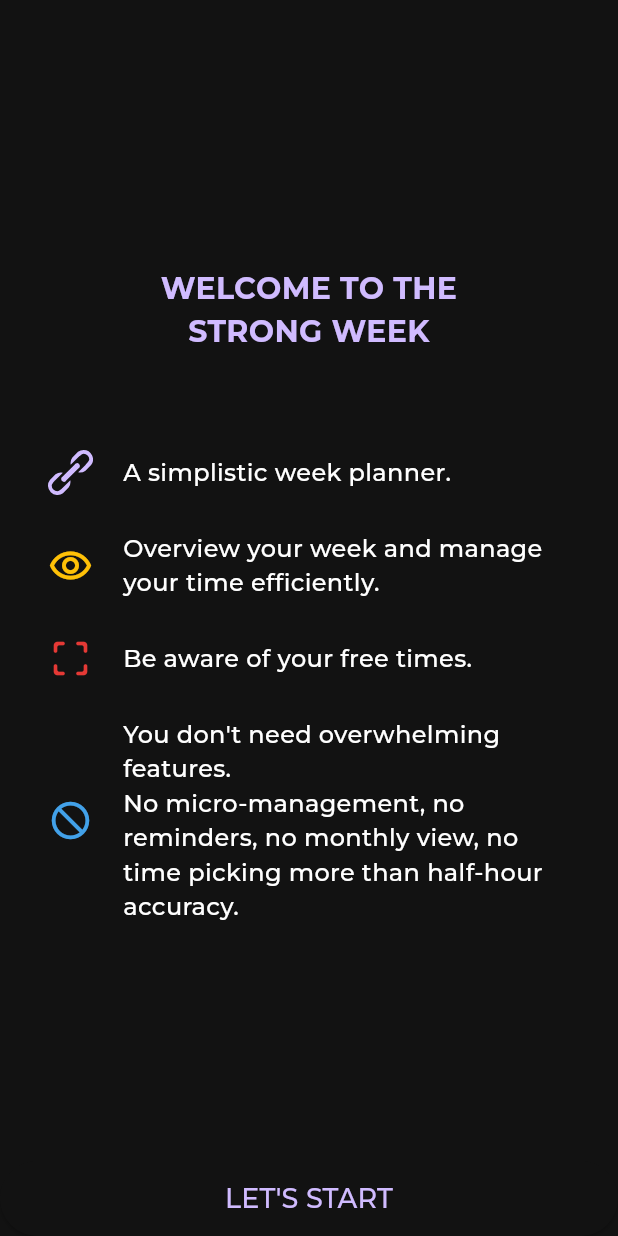
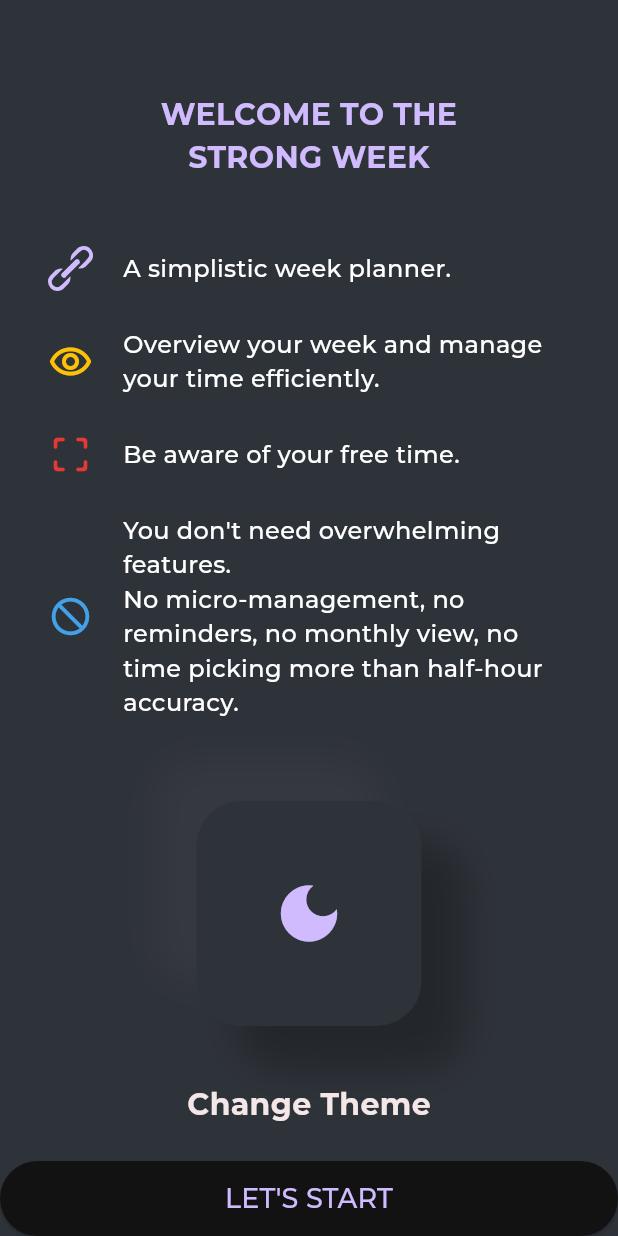
Before and after one commit to batuhanozcan1605/weekplanner, a Flutter app: the screen it shows after launch, on a phone screen of 412 x 824 dp. Run offline on Flutter 3.47's test engine with Material 3 defaults, Android fonts, the phone set to English and light mode, and no system bars; our stand-ins replace flutter_inset_box_shadow, flutter_svg, page_view_dot_indicator, popover, shared_preferences, sqflite and 1 more; missing offline and left inert: interval_time_picker; accounts and stored records are empty; project files that could hold a hidden picture were left out.

Commit message:
persistent theme

```diff
--- a/lib/screens/onboarding_screen.dart
+++ b/lib/screens/onboarding_screen.dart
@@ -1,6 +1,11 @@
-import 'package:flutter/material.dart';
 import 'package:flutter_svg/flutter_svg.dart';
+import 'package:provider/provider.dart';
 import 'package:weekplanner/main.dart';
+import 'package:flutter/material.dart' hide BoxDecoration, BoxShadow;
+import 'package:flutter_inset_box_shadow/flutter_inset_box_shadow.dart';
+import 'package:weekplanner/theme/theme.dart';
+
+import '../theme/theme_provider.dart';
 
 class OnBoardingScreen extends StatefulWidget {
   const OnBoardingScreen({super.key});
@@ -10,7 +15,7 @@ class OnBoardingScreen extends StatefulWidget {
 }
 
 class _OnBoardingScreenState extends State<OnBoardingScreen> {
-
+  bool isPressed = false;
   double opacity = 0.0;
 
   @override
@@ -26,32 +31,38 @@ class _OnBoardingScreenState extends State<OnBoardingScreen> {
 
   @override
   Widget build(BuildContext context) {
+    final themeProvider = Provider.of<ThemeProvider>(context, listen: false);
+    ColorScheme colorScheme = Theme.of(context).colorScheme;
+    Offset distance = isPressed ? Offset(10, 10) : Offset(28, 28);
+    double blur = 20.0;
+
     return Scaffold(
-      body: Padding(
+      backgroundColor: themeProvider.themeData == darkTheme
+          ? Color(0xFF2E3239)
+          : Color(0xFFF3E7E7),
+      body: SingleChildScrollView(
+        child: Padding(
           padding: const EdgeInsets.all(32.0),
-        child: Center(
           child: AnimatedOpacity(
             duration: const Duration(milliseconds: 500),
             opacity: opacity,
             child: Column(
-              mainAxisAlignment: MainAxisAlignment.center,
+              mainAxisAlignment: MainAxisAlignment.start,
               children: [
-                const Padding(
-                  padding: EdgeInsets.only(top: 20.0),
-                  child: Center(
+                Padding(
+                  padding: EdgeInsets.only(top: 30.0),
                   child: Text(
                     "WELCOME TO THE\nSTRONG WEEK",
                     textAlign: TextAlign.center,
                     style: TextStyle(
-                          color: Color(0xFFD0BBFF),
+                        color: colorScheme.primary,
                         fontFamily: 'Montserrat',
                         fontSize: 20,
                         fontWeight: FontWeight.bold),
                   ),
                 ),
-                ),
                 Padding(
-                  padding: const EdgeInsets.only(top: 64.0),
+                  padding: const EdgeInsets.only(top: 44.0),
                   child: Row(
                     children: [
                       SvgPicture.asset(
@@ -59,20 +70,13 @@ class _OnBoardingScreenState extends State<OnBoardingScreen> {
                         height: 30,
                         width: 30,
                       ),
-                      const SizedBox(width: 20,),
-                      const Text('A simplistic week planner.', style: TextStyle(fontFamily: 'Montserrat', fontSize: 16),),
-                    ],
+                      const SizedBox(
+                        width: 20,
                       ),
-                ),
-                const Padding(
-                  padding: EdgeInsets.only(top: 24.0),
-                  child: Row(
-                    children: [
-                      Icon(Icons.remove_red_eye_outlined, color: Color(0xFFFFC107), size: 30,),
-                      SizedBox(width: 20,),
-                      Flexible(
-                          child: Text('Overview your week and manage your time efficiently.',
-                            style: TextStyle(fontFamily: 'Montserrat', fontSize: 16),)
+                      const Text(
+                        'A simplistic week planner.',
+                        style:
+                            TextStyle(fontFamily: 'Montserrat', fontSize: 16),
                       ),
                     ],
                   ),
@@ -81,12 +85,20 @@ class _OnBoardingScreenState extends State<OnBoardingScreen> {
                   padding: EdgeInsets.only(top: 24.0),
                   child: Row(
                     children: [
-                      Icon(Icons.crop_free_rounded, color: Color(0xFFE53935), size: 30,),
-                      SizedBox(width: 20,),
+                      Icon(
+                        Icons.remove_red_eye_outlined,
+                        color: Color(0xFFFFC107),
+                        size: 30,
+                      ),
+                      SizedBox(
+                        width: 20,
+                      ),
                       Flexible(
-                          child: Text('Be aware of your free times.',
-                            style: TextStyle(fontFamily: 'Montserrat', fontSize: 16),)
-                      ),
+                          child: Text(
+                        'Overview your week and manage your time efficiently.',
+                        style:
+                            TextStyle(fontFamily: 'Montserrat', fontSize: 16),
+                      )),
                     ],
                   ),
                 ),
@@ -94,13 +106,108 @@ class _OnBoardingScreenState extends State<OnBoardingScreen> {
                   padding: EdgeInsets.only(top: 24.0),
                   child: Row(
                     children: [
-                      Icon(Icons.not_interested_outlined, color: Color(0xFF42A1E9), size: 30,),
-                      SizedBox(width: 20,),
+                      Icon(
+                        Icons.crop_free_rounded,
+                        color: Color(0xFFE53935),
+                        size: 30,
+                      ),
+                      SizedBox(
+                        width: 20,
+                      ),
                       Flexible(
-                          child: Text("You don't need overwhelming features. \nNo micro-management, no reminders, no monthly view, no time picking more than half-hour accuracy.",
-                            style: TextStyle(fontFamily: 'Montserrat', fontSize: 16),)
+                          child: Text(
+                        'Be aware of your free time.',
+                        style:
+                            TextStyle(fontFamily: 'Montserrat', fontSize: 16),
+                      )),
+                    ],
                   ),
+                ),
+                const Padding(
+                  padding: EdgeInsets.only(top: 24.0),
+                  child: Row(
+                    children: [
+                      Icon(
+                        Icons.not_interested_outlined,
+                        color: Color(0xFF42A1E9),
+                        size: 30,
+                      ),
+                      SizedBox(
+                        width: 20,
+                      ),
+                      Flexible(
+                          child: Text(
+                        "You don't need overwhelming features. \nNo micro-management, no reminders, no monthly view, no time picking more than half-hour accuracy.",
+                        style:
+                            TextStyle(fontFamily: 'Montserrat', fontSize: 16),
+                      )),
                     ],
+                  ),
+                ),
+                Padding(
+                  padding: const EdgeInsets.only(top: 54.0),
+                  child: Row(
+                    mainAxisAlignment: MainAxisAlignment.center,
+                    children: [
+                      Listener(
+                        onPointerUp: (_) => setState(() {
+                          isPressed = false;
+                          themeProvider.toggleTheme();
+                          //themeProvider.toggleThemeMode();
+                        }),
+                        onPointerDown: (_) => setState(() {
+                          isPressed = true;
+                        }),
+                        child: AnimatedContainer(
+                          decoration: BoxDecoration(
+                              borderRadius: BorderRadius.circular(30),
+                              color: themeProvider.themeData == darkTheme
+                                  ? Color(0xFF2E3239)
+                                  : Color(0xFFF3E7E7),
+                              boxShadow: [
+                                BoxShadow(
+                                  inset: isPressed,
+                                  blurRadius: blur,
+                                  offset: -distance,
+                                  color: themeProvider.themeData == darkTheme
+                                      ? Color(0xFF35393F)
+                                      : Colors.white70,
+                                ),
+                                BoxShadow(
+                                  inset: isPressed,
+                                  blurRadius: blur,
+                                  offset: distance,
+                                  color: themeProvider.themeData == darkTheme
+                                      ? Color(0xFF23262A)
+                                      : Color(0xFFA7A9AF),
+                                ),
+                              ]),
+                          duration: const Duration(milliseconds: 100),
+                          child: SizedBox(
+                            height: 150,
+                            width: 150,
+                            child: Icon(
+                              themeProvider.themeData == darkTheme
+                                  ? Icons.dark_mode
+                                  : Icons.light_mode,
+                              color: colorScheme.primary,
+                              size: 50,
+                            ),
+                          ),
+                        ),
+                      )
+                    ],
+                  ),
+                ),
+                SizedBox(height: 38,),
+                Text(
+                  "Change Theme",
+                  style:
+                  TextStyle(
+                      fontFamily: 'Montserrat',
+                      fontSize: 20,
+                      color: colorScheme.onBackground,
+                      fontWeight: FontWeight.bold
                   ),
                 ),
               ],
@@ -124,3 +231,50 @@ class _OnBoardingScreenState extends State<OnBoardingScreen> {
     );
   }
 }
+
+/*
+Container(
+width: 500.0,
+height: 500.0,
+color: Color(0xff333333),
+alignment: Alignment.center,
+transformAlignment: Alignment.center,
+child: Container(
+color: Color(0xff333333),
+child: Container(
+width: 184,
+height: 184,
+child: Icon(
+Icons.star,
+size: 61,
+color: Colors.amber,
+),
+decoration: BoxDecoration(
+color: Color(0xff333333),
+borderRadius: BorderRadius.circular(33),
+gradient: LinearGradient(
+begin: Alignment.topLeft,
+end: Alignment.bottomRight,
+colors: [
+Color(0xff333333),
+Color(0xff333333),
+],
+),
+boxShadow: [
+BoxShadow(
+color: Color(0xff4a4a4a),
+offset: Offset(-12.8, -12.8),
+blurRadius: 19,
+spreadRadius: 0.0,
+),
+BoxShadow(
+color: Color(0xff1c1c1c),
+offset: Offset(12.8, 12.8),
+blurRadius: 19,
+spreadRadius: 0.0,
+),
+],
+),
+),
+),
+)*/
--- a/lib/theme/theme_provider.dart
+++ b/lib/theme/theme_provider.dart
@@ -1,40 +1,52 @@
 import 'package:flutter/material.dart';
+import 'package:shared_preferences/shared_preferences.dart';
 import 'package:weekplanner/theme/theme.dart';
 
 class ThemeProvider with ChangeNotifier {
 
-  ThemeMode _themeMode = darkMode;
+  /*ThemeMode _themeMode = darkMode;
 
-  ThemeMode get themeMode => _themeMode;
+  ThemeMode get themeMode => _themeMode;*/
 
   ThemeData _themeData = darkTheme;
 
   ThemeData get themeData => _themeData;
 
-  set themeMode(ThemeMode themeMode) {
+  ThemeProvider(bool isDark) {
+    if (isDark) {
+      _themeData = darkTheme;
+    } else {
+      _themeData = lightTheme;
+    }
+  }
+
+  /*set themeMode(ThemeMode themeMode) {
     _themeMode = themeMode;
     notifyListeners();
-  }
+  }*/
 
   set themeData(ThemeData themeData) {
     _themeData = themeData;
     notifyListeners();
   }
 
-  void toggleThemeMode() {
+  /*void toggleThemeMode() {
     if(_themeMode == lightMode) {
       themeMode = darkMode;
     }else{
       themeMode = lightMode;
     }
     notifyListeners();
-  }
+  }*/
 
-  void toggleTheme() {
+  void toggleTheme() async {
+    SharedPreferences sharedPreferences = await SharedPreferences.getInstance();
     if(_themeData == lightTheme) {
       themeData = darkTheme;
+      sharedPreferences.setBool('isDark', true);
     }else{
       themeData = lightTheme;
+      sharedPreferences.setBool('isDark', false);
     }
     notifyListeners();
   }
--- a/lib/widgets/menu_button.dart
+++ b/lib/widgets/menu_button.dart
@@ -30,7 +30,7 @@ class MenuButton extends StatelessWidget {
         children: [
           GestureDetector(
             onTap: (){
-              themeProvider.toggleThemeMode();
+              //themeProvider.toggleThemeMode();
               themeProvider.toggleTheme();
               Navigator.pushReplacement(context, MaterialPageRoute(builder: (context)=> const MainScreen()));
 
--- a/pubspec.yaml
+++ b/pubspec.yaml
@@ -49,6 +49,7 @@ dependencies:
   state_notifier: ^1.0.0
   page_view_dot_indicator: ^2.3.0
   flutter_svg: ^2.0.9
+  flutter_inset_box_shadow: ^1.0.8
 
 dev_dependencies:
   flutter_test:
```
Also changed, not shown: lib/main.dart (+6 -3 lines), pubspec.lock. Lines whose indentation alone changed are shown as unchanged.
